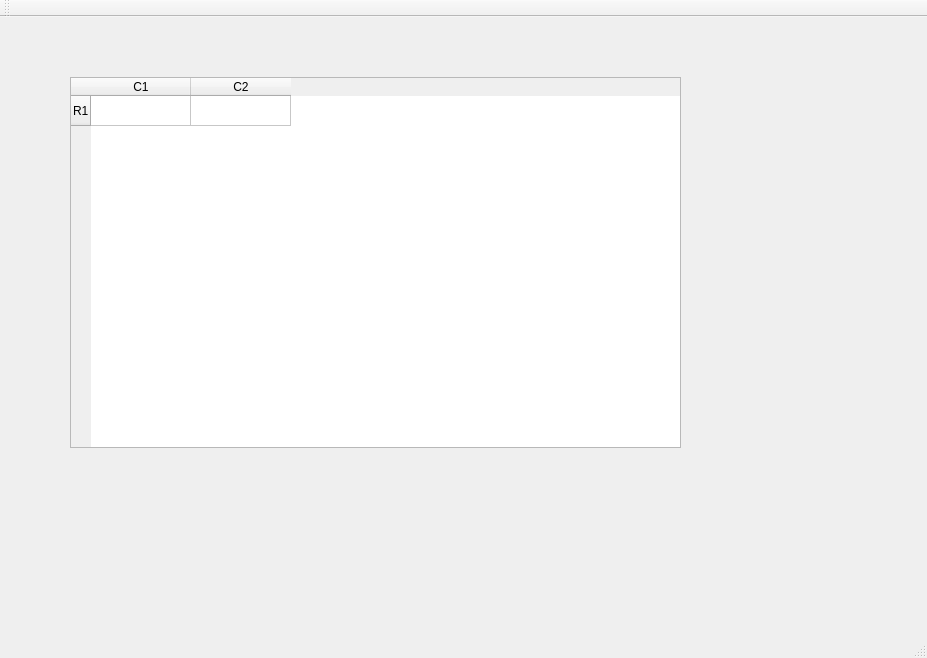
This is table/table-try/mainwindow.ui in smandyscom/try-qt as Qt 5 draws it before an edit. The edited form follows.
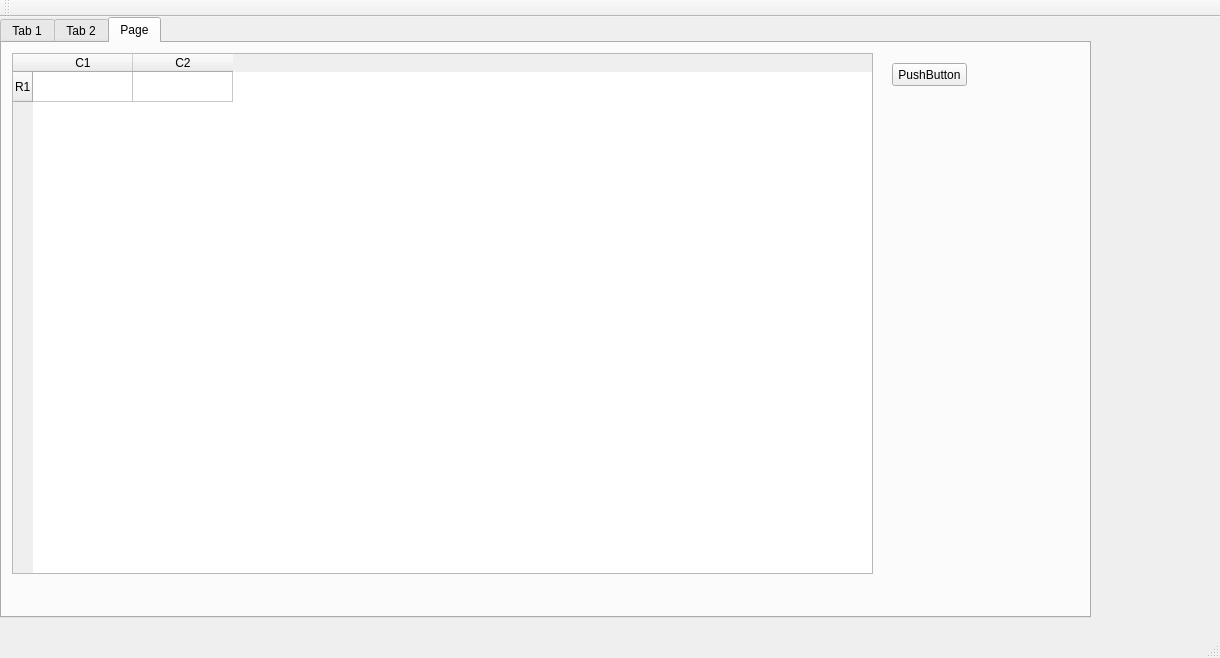
This is the edited form.

Commit message: added customed widget, tried dynamically allocating widget , adding into layout

```diff
--- a/table/table-try/mainwindow.ui
+++ b/table/table-try/mainwindow.ui
@@ -6,7 +6,7 @@
    <rect>
     <x>0</x>
     <y>0</y>
-    <width>927</width>
+    <width>1220</width>
     <height>658</height>
    </rect>
   </property>
@@ -14,13 +14,74 @@
    <string>MainWindow</string>
   </property>
   <widget class="QWidget" name="centralWidget">
+   <widget class="QTabWidget" name="tabWidget">
+    <property name="geometry">
+     <rect>
+      <x>0</x>
+      <y>0</y>
+      <width>1091</width>
+      <height>601</height>
+     </rect>
+    </property>
+    <property name="currentIndex">
+     <number>2</number>
+    </property>
+    <widget class="QWidget" name="tab">
+     <attribute name="title">
+      <string>Tab 1</string>
+     </attribute>
+     <widget class="QWidget" name="verticalLayoutWidget_2">
+      <property name="geometry">
+       <rect>
+        <x>10</x>
+        <y>20</y>
+        <width>561</width>
+        <height>311</height>
+       </rect>
+      </property>
+      <layout class="QVBoxLayout" name="verticalLayout_2"/>
+     </widget>
+    </widget>
+    <widget class="QWidget" name="tab_2">
+     <attribute name="title">
+      <string>Tab 2</string>
+     </attribute>
+     <widget class="QWidget" name="verticalLayoutWidget">
+      <property name="geometry">
+       <rect>
+        <x>0</x>
+        <y>30</y>
+        <width>601</width>
+        <height>191</height>
+       </rect>
+      </property>
+      <layout class="QVBoxLayout" name="verticalLayout"/>
+     </widget>
+    </widget>
+    <widget class="QWidget" name="tab_3">
+     <attribute name="title">
+      <string>Page</string>
+     </attribute>
+     <widget class="QPushButton" name="pushButton">
+      <property name="geometry">
+       <rect>
+        <x>890</x>
+        <y>20</y>
+        <width>75</width>
+        <height>23</height>
+       </rect>
+      </property>
+      <property name="text">
+       <string>PushButton</string>
+      </property>
+     </widget>
    <widget class="QTableWidget" name="tableWidget">
     <property name="geometry">
      <rect>
-      <x>70</x>
-      <y>60</y>
-      <width>611</width>
-      <height>371</height>
+        <x>10</x>
+        <y>10</y>
+        <width>861</width>
+        <height>521</height>
      </rect>
     </property>
     <row>
@@ -40,6 +101,8 @@
     </column>
    </widget>
   </widget>
+   </widget>
+  </widget>
   <widget class="QMenuBar" name="menuBar">
    <property name="geometry">
     <rect>
```
Left out of the diff: 2 changed lines with no effect on the pictures. Lines whose indentation alone changed are shown as unchanged. The commit also changes 6 other files.
